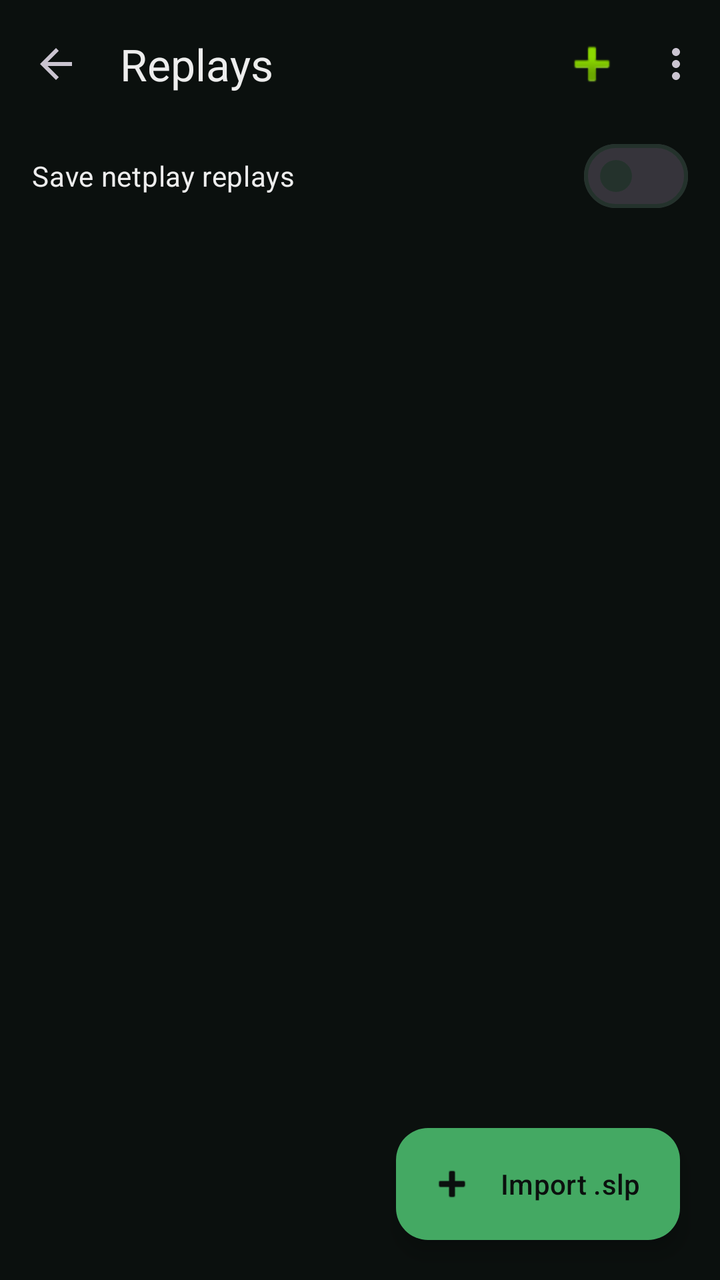
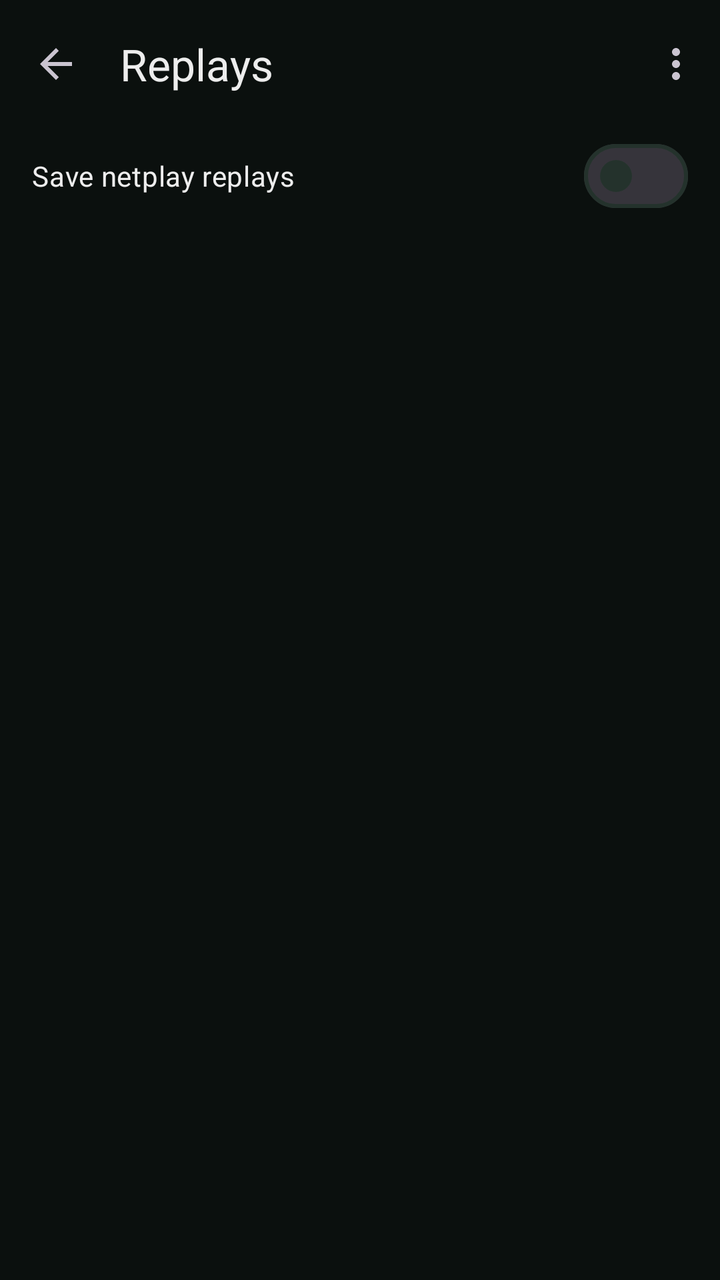

The first picture is an Android layout as it rendered before a commit; the second is the same layout after the commit. The layout source and the unified diff follow.
<!-- AndroidManifest.xml: activity theme Theme.SlippiDolphin -->
<!-- res/layout/activity_replay_list.xml -->
<?xml version="1.0" encoding="utf-8"?>
<androidx.coordinatorlayout.widget.CoordinatorLayout
    xmlns:android="http://schemas.android.com/apk/res/android"
    xmlns:app="http://schemas.android.com/apk/res-auto"
    android:layout_width="match_parent"
    android:layout_height="match_parent"
    android:background="@color/dark_bg">

    <com.google.android.material.appbar.AppBarLayout
        android:id="@+id/replay_appbar"
        android:layout_width="match_parent"
        android:layout_height="wrap_content"
        android:background="@color/dark_bg">

        <com.google.android.material.appbar.MaterialToolbar
            android:id="@+id/replay_toolbar"
            android:layout_width="match_parent"
            android:layout_height="?attr/actionBarSize"
            android:background="@color/dark_bg"
            app:titleTextColor="@color/text_primary"
            app:navigationIcon="?attr/homeAsUpIndicator"
            app:menu="@menu/menu_replay_list"
            app:title="@string/replay_list_title"/>

        
        <com.google.android.material.materialswitch.MaterialSwitch
            android:id="@+id/save_replays_switch"
            android:layout_width="match_parent"
            android:layout_height="wrap_content"
            android:paddingHorizontal="16dp"
            android:paddingVertical="10dp"
            android:text="@string/save_netplay_replays_label"
            android:textColor="@color/text_primary"
            android:textSize="14sp"
            android:background="@color/dark_bg"/>
    </com.google.android.material.appbar.AppBarLayout>

    <androidx.recyclerview.widget.RecyclerView
        android:id="@+id/replay_recycler"
        android:layout_width="match_parent"
        android:layout_height="match_parent"
        android:clipToPadding="false"
        android:paddingBottom="96dp"
        app:layout_behavior="@string/appbar_scrolling_view_behavior"/>

    <TextView
        android:id="@+id/replay_empty"
        android:layout_width="wrap_content"
        android:layout_height="wrap_content"
        android:layout_gravity="center"
        android:gravity="center"
        android:paddingHorizontal="32dp"
        android:textColor="@color/text_secondary"
        android:textSize="14sp"
        android:visibility="gone"
        app:layout_behavior="@string/appbar_scrolling_view_behavior"/>

    <com.google.android.material.floatingactionbutton.ExtendedFloatingActionButton
        android:id="@+id/replay_fab"
        android:layout_width="wrap_content"
        android:layout_height="wrap_content"
        android:layout_gravity="bottom|end"
        android:layout_margin="20dp"
        android:text="@string/replay_list_import"
        app:icon="@android:drawable/ic_input_add"/>
</androidx.coordinatorlayout.widget.CoordinatorLayout>
<!-- resources referenced by this layout -->
<resources>
  <color name="dark_bg">#FF0B100E</color>
  <color name="text_primary">#FFEDEDED</color>
  <color name="text_secondary">#FF8FA398</color>
  <string name="replay_list_import">Import .slp</string>
  <string name="replay_list_title">Replays</string>
  <string name="save_netplay_replays_label">Save netplay replays</string>
  <style name="Theme.SlippiDolphin" parent="Theme.Material3.Dark.NoActionBar">
          <item name="android:windowBackground">@color/dark_bg</item>
          <item name="android:statusBarColor">@color/dark_bg</item>
          <item name="android:navigationBarColor">@color/dark_bg</item>
  
          
          <item name="colorPrimary">@color/slippi_green</item>
          <item name="colorOnPrimary">#FF0B100E</item>
          <item name="colorPrimaryContainer">@color/slippi_green</item>
          <item name="colorOnPrimaryContainer">#FF0B100E</item>
          <item name="colorSecondary">@color/slippi_green</item>
          <item name="colorOnSecondary">#FF0B100E</item>
          <item name="colorTertiary">@color/slippi_green</item>
          <item name="colorSurface">@color/card_bg</item>
          <item name="colorOnSurface">@color/text_primary</item>
          <item name="colorOnSurfaceVariant">@color/text_secondary</item>
          <item name="colorOutline">@color/card_stroke</item>
          <item name="android:colorBackground">@color/dark_bg</item>
      </style>
  <color name="slippi_green">#FF44A963</color>
  <color name="card_bg">#FF14201A</color>
  <color name="card_stroke">#FF24322C</color>
</resources>

<!-- the commit's change to res/layout/activity_replay_list.xml (unified diff, before → after) -->
@@ -33,6 +33,18 @@
             android:textColor="@color/text_primary"
             android:textSize="14sp"
             android:background="@color/dark_bg"/>
+
+        <TextView
+            android:id="@+id/replay_folder_status"
+            android:layout_width="match_parent"
+            android:layout_height="wrap_content"
+            android:paddingHorizontal="16dp"
+            android:paddingBottom="10dp"
+            android:textColor="@color/text_secondary"
+            android:textSize="12sp"
+            android:singleLine="true"
+            android:ellipsize="middle"
+            android:background="@color/dark_bg"/>
     </com.google.android.material.appbar.AppBarLayout>
 
     <androidx.recyclerview.widget.RecyclerView
@@ -40,7 +52,7 @@
         android:layout_width="match_parent"
         android:layout_height="match_parent"
         android:clipToPadding="false"
-        android:paddingBottom="96dp"
+        android:paddingBottom="16dp"
         app:layout_behavior="@string/appbar_scrolling_view_behavior"/>
 
     <TextView
@@ -55,12 +67,4 @@
         android:visibility="gone"
         app:layout_behavior="@string/appbar_scrolling_view_behavior"/>
 
-    <com.google.android.material.floatingactionbutton.ExtendedFloatingActionButton
-        android:id="@+id/replay_fab"
-        android:layout_width="wrap_content"
-        android:layout_height="wrap_content"
-        android:layout_gravity="bottom|end"
-        android:layout_margin="20dp"
-        android:text="@string/replay_list_import"
-        app:icon="@android:drawable/ic_input_add"/>
 </androidx.coordinatorlayout.widget.CoordinatorLayout>
<!-- resource entries referenced after the edit -->
@@ -3,7 +3,6 @@
   <color name="dark_bg">#FF0B100E</color>
   <color name="text_primary">#FFEDEDED</color>
   <color name="text_secondary">#FF8FA398</color>
-  <string name="replay_list_import">Import .slp</string>
   <string name="replay_list_title">Replays</string>
   <string name="save_netplay_replays_label">Save netplay replays</string>
   <style name="Theme.SlippiDolphin" parent="Theme.Material3.Dark.NoActionBar">
